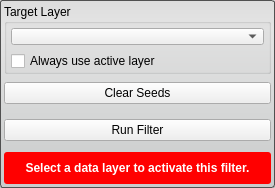
This is Interface/ToolInterface/NeighborhoodConnectedFilterInterface.ui in jessdtate/Seg3D as Qt 5 draws it before an edit. The edited form follows.
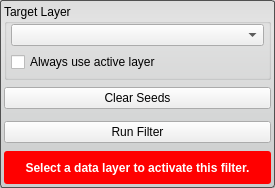
This is the edited form. Custom widgets are drawn as their Qt base class.

The edit to the form file:
```diff
--- a/Interface/ToolInterface/NeighborhoodConnectedFilterInterface.ui
+++ b/Interface/ToolInterface/NeighborhoodConnectedFilterInterface.ui
@@ -50,20 +50,32 @@
      <property name="minimumSize">
       <size>
        <width>0</width>
-       <height>70</height>
+       <height>76</height>
       </size>
      </property>
      <property name="maximumSize">
       <size>
        <width>16777215</width>
-       <height>70</height>
+       <height>76</height>
       </size>
      </property>
      <property name="title">
       <string>Target Layer</string>
      </property>
      <layout class="QVBoxLayout" name="verticalLayout_4">
-      <property name="margin">
+      <property name="spacing">
+       <number>6</number>
+      </property>
+      <property name="leftMargin">
+       <number>4</number>
+      </property>
+      <property name="topMargin">
+       <number>0</number>
+      </property>
+      <property name="rightMargin">
+       <number>4</number>
+      </property>
+      <property name="bottomMargin">
        <number>4</number>
       </property>
       <item>
@@ -112,7 +124,7 @@
      <property name="maximumSize">
       <size>
        <width>16777215</width>
-       <height>30</height>
+       <height>32</height>
       </size>
      </property>
      <layout class="QHBoxLayout" name="horizontalLayout_2">
@@ -177,12 +189,6 @@
        <height>32</height>
       </size>
      </property>
-     <property name="maximumSize">
-      <size>
-       <width>16777215</width>
-       <height>32</height>
-      </size>
-     </property>
      <property name="styleSheet">
       <string notr="true">QLabel#message_{
 	color: white;
```
